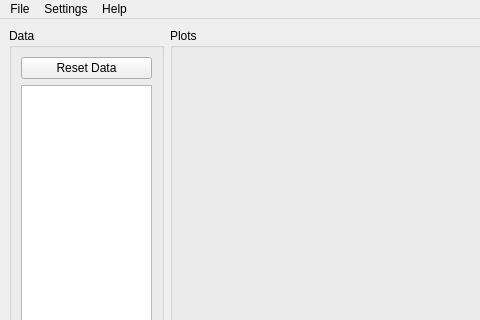
Old version of the form ui/chronnotate_main_window.ui in the repository BojanSof/chronnotate; both pictures show x 0 to 480 and y 0 to 320 of the 800 by 600 pixel window.
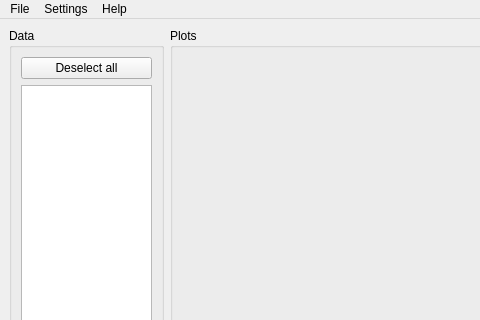
New version of the form. Icons and pictures are not drawn. Custom widgets are drawn as their Qt base class.

Commit message: Change `Reset Data` button to `Deselect all`, which clears all signals from the plot

```diff
--- a/ui/chronnotate_main_window.ui
+++ b/ui/chronnotate_main_window.ui
@@ -32,7 +32,7 @@
            <item>
             <widget class="QPushButton" name="btn_reset_data">
              <property name="text">
-              <string>Reset Data</string>
+              <string>Deselect all</string>
              </property>
             </widget>
            </item>
```
Left out of the diff: 2 changed lines with no effect on the pictures. The commit also changes 2 other files.
